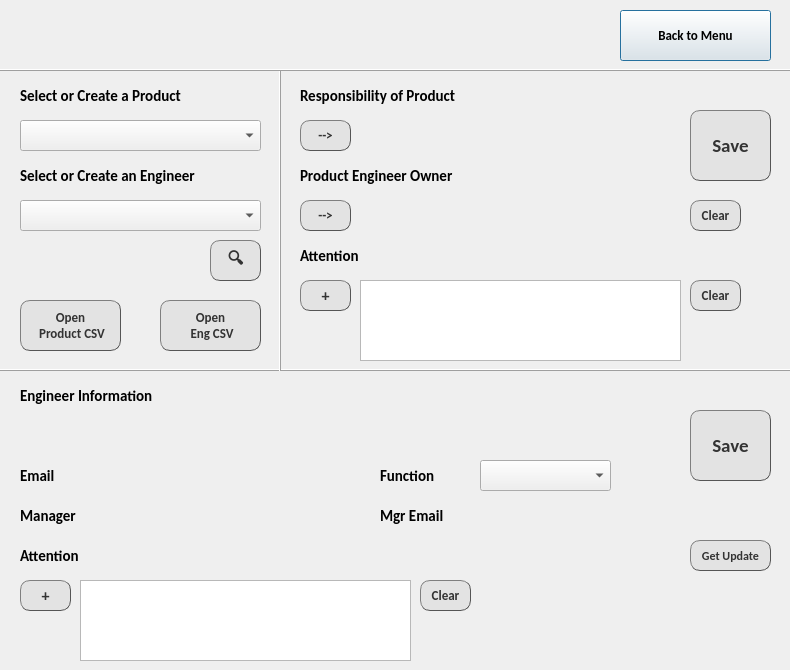
The window that manager.ui (fyc0707/COTS) describes before a commit, drawn with Qt 5.
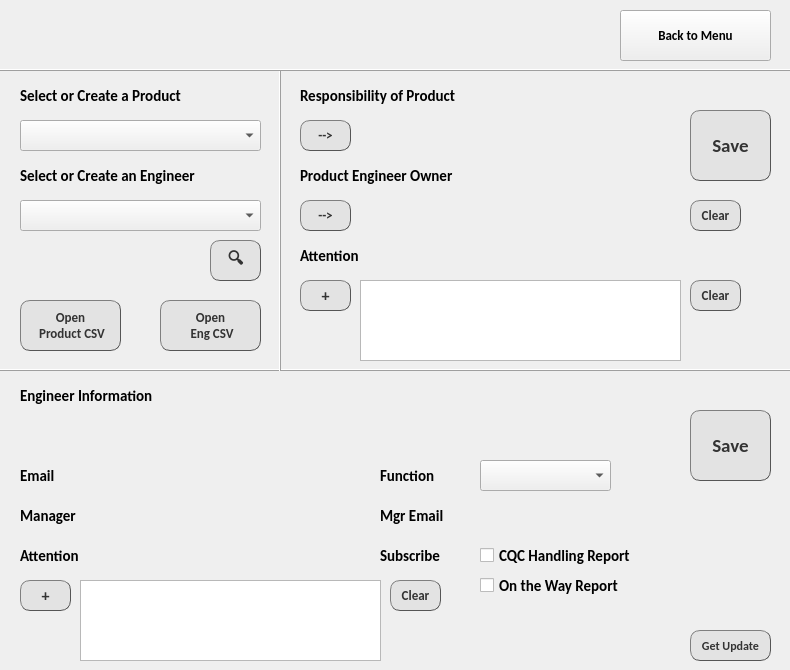
The same window after the commit. Icons and pictures are not drawn.

```diff
--- a/manager.ui
+++ b/manager.ui
@@ -90,7 +90,7 @@
     </font>
    </property>
    <property name="focusPolicy">
-    <enum>Qt::ClickFocus</enum>
+    <enum>Qt::NoFocus</enum>
    </property>
    <property name="text">
     <string>Back to Menu</string>
@@ -294,7 +294,7 @@
     </font>
    </property>
    <property name="focusPolicy">
-    <enum>Qt::ClickFocus</enum>
+    <enum>Qt::NoFocus</enum>
    </property>
    <property name="styleSheet">
     <string notr="true">QPushButton {
@@ -343,7 +343,7 @@
     </font>
    </property>
    <property name="focusPolicy">
-    <enum>Qt::ClickFocus</enum>
+    <enum>Qt::NoFocus</enum>
    </property>
    <property name="styleSheet">
     <string notr="true">QPushButton {
@@ -392,7 +392,7 @@
     </font>
    </property>
    <property name="focusPolicy">
-    <enum>Qt::ClickFocus</enum>
+    <enum>Qt::NoFocus</enum>
    </property>
    <property name="styleSheet">
     <string notr="true">QPushButton {
@@ -441,7 +441,7 @@
     </font>
    </property>
    <property name="focusPolicy">
-    <enum>Qt::ClickFocus</enum>
+    <enum>Qt::NoFocus</enum>
    </property>
    <property name="styleSheet">
     <string notr="true">QPushButton {
@@ -514,7 +514,7 @@
     </font>
    </property>
    <property name="focusPolicy">
-    <enum>Qt::ClickFocus</enum>
+    <enum>Qt::NoFocus</enum>
    </property>
    <property name="styleSheet">
     <string notr="true">QPushButton {
@@ -563,7 +563,7 @@
     </font>
    </property>
    <property name="focusPolicy">
-    <enum>Qt::ClickFocus</enum>
+    <enum>Qt::NoFocus</enum>
    </property>
    <property name="styleSheet">
     <string notr="true">QPushButton {
@@ -639,7 +639,7 @@
     </font>
    </property>
    <property name="focusPolicy">
-    <enum>Qt::ClickFocus</enum>
+    <enum>Qt::NoFocus</enum>
    </property>
    <property name="styleSheet">
     <string notr="true">QPushButton {
@@ -731,7 +731,7 @@
     </font>
    </property>
    <property name="focusPolicy">
-    <enum>Qt::ClickFocus</enum>
+    <enum>Qt::NoFocus</enum>
    </property>
    <property name="styleSheet">
     <string notr="true">QPushButton {
@@ -862,7 +862,7 @@
     </font>
    </property>
    <property name="focusPolicy">
-    <enum>Qt::ClickFocus</enum>
+    <enum>Qt::NoFocus</enum>
    </property>
    <property name="styleSheet">
     <string notr="true">QPushButton {
@@ -898,7 +898,7 @@
     <rect>
      <x>80</x>
      <y>580</y>
-     <width>331</width>
+     <width>301</width>
      <height>81</height>
     </rect>
    </property>
@@ -947,7 +947,7 @@
   <widget class="QPushButton" name="clearEngAttButton">
    <property name="geometry">
     <rect>
-     <x>420</x>
+     <x>390</x>
      <y>580</y>
      <width>51</width>
      <height>31</height>
@@ -962,7 +962,7 @@
     </font>
    </property>
    <property name="focusPolicy">
-    <enum>Qt::ClickFocus</enum>
+    <enum>Qt::NoFocus</enum>
    </property>
    <property name="styleSheet">
     <string notr="true">QPushButton {
@@ -1065,7 +1065,7 @@
     </font>
    </property>
    <property name="focusPolicy">
-    <enum>Qt::ClickFocus</enum>
+    <enum>Qt::NoFocus</enum>
    </property>
    <property name="styleSheet">
     <string notr="true">QPushButton {
@@ -1115,7 +1115,7 @@
     </font>
    </property>
    <property name="focusPolicy">
-    <enum>Qt::ClickFocus</enum>
+    <enum>Qt::NoFocus</enum>
    </property>
    <property name="styleSheet">
     <string notr="true">QPushButton {
@@ -1270,7 +1270,7 @@
     </font>
    </property>
    <property name="focusPolicy">
-    <enum>Qt::ClickFocus</enum>
+    <enum>Qt::NoFocus</enum>
    </property>
    <property name="editable">
     <bool>false</bool>
@@ -1363,7 +1363,7 @@
   <widget class="QPushButton" name="updateAllButton">
    <property name="geometry">
     <rect>
-     <x>320</x>
+     <x>280</x>
      <y>580</y>
      <width>81</width>
      <height>71</height>
@@ -1414,7 +1414,7 @@
    <property name="geometry">
     <rect>
      <x>690</x>
-     <y>540</y>
+     <y>630</y>
      <width>81</width>
      <height>31</height>
     </rect>
@@ -1428,7 +1428,7 @@
     </font>
    </property>
    <property name="focusPolicy">
-    <enum>Qt::ClickFocus</enum>
+    <enum>Qt::NoFocus</enum>
    </property>
    <property name="styleSheet">
     <string notr="true">QPushButton {
@@ -1459,6 +1459,84 @@
     <string>Get Update</string>
    </property>
   </widget>
+  <widget class="QLabel" name="Label_12">
+   <property name="geometry">
+    <rect>
+     <x>380</x>
+     <y>540</y>
+     <width>101</width>
+     <height>31</height>
+    </rect>
+   </property>
+   <property name="font">
+    <font>
+     <family>Calibri</family>
+     <pointsize>11</pointsize>
+     <weight>75</weight>
+     <bold>true</bold>
+    </font>
+   </property>
+   <property name="focusPolicy">
+    <enum>Qt::NoFocus</enum>
+   </property>
+   <property name="text">
+    <string>Subscribe</string>
+   </property>
+   <property name="alignment">
+    <set>Qt::AlignLeading|Qt::AlignLeft|Qt::AlignVCenter</set>
+   </property>
+   <property name="wordWrap">
+    <bool>true</bool>
+   </property>
+  </widget>
+  <widget class="QCheckBox" name="rcvBox">
+   <property name="geometry">
+    <rect>
+     <x>480</x>
+     <y>540</y>
+     <width>191</width>
+     <height>31</height>
+    </rect>
+   </property>
+   <property name="font">
+    <font>
+     <family>Calibri</family>
+     <pointsize>11</pointsize>
+     <weight>75</weight>
+     <bold>true</bold>
+    </font>
+   </property>
+   <property name="focusPolicy">
+    <enum>Qt::NoFocus</enum>
+   </property>
+   <property name="text">
+    <string>CQC Handling Report</string>
+   </property>
+  </widget>
+  <widget class="QCheckBox" name="shipBox">
+   <property name="geometry">
+    <rect>
+     <x>480</x>
+     <y>570</y>
+     <width>171</width>
+     <height>31</height>
+    </rect>
+   </property>
+   <property name="font">
+    <font>
+     <family>Calibri</family>
+     <pointsize>11</pointsize>
+     <weight>75</weight>
+     <bold>true</bold>
+    </font>
+   </property>
+   <property name="focusPolicy">
+    <enum>Qt::NoFocus</enum>
+   </property>
+   <property name="text">
+    <string>On the Way Report</string>
+   </property>
+  </widget>
   <zorder>updateAllButton</zorder>
   <zorder>line_3</zorder>
   <zorder>line_2</zorder>
@@ -1502,6 +1580,9 @@
   <zorder>mgrNameLabel</zorder>
   <zorder>mgrEmailLabel</zorder>
   <zorder>updateButton</zorder>
+  <zorder>Label_12</zorder>
+  <zorder>rcvBox</zorder>
+  <zorder>shipBox</zorder>
  </widget>
  <resources>
   <include location="manager_resource.qrc"/>
```
